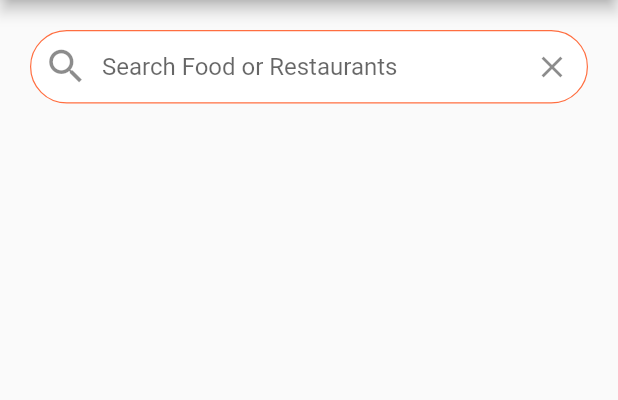
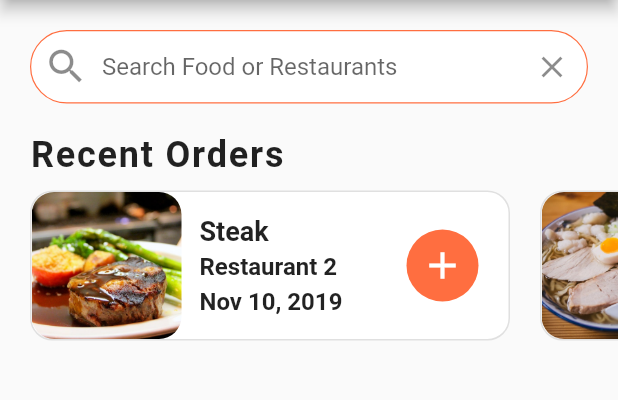
Before and after one commit to DanielRomanMartinez/food-delivery-ui, a Flutter app: the screen it shows after launch, on a phone screen of 412 x 824 dp, the part 84-484 px from its top. Run offline on Flutter 3.47's test engine with Material 2 defaults, Android fonts, the phone set to English and light mode, and no system bars.

Commit message:
Recent Orders

```diff
--- a/lib/screens/home_screen.dart
+++ b/lib/screens/home_screen.dart
@@ -1,5 +1,6 @@
 import 'package:flutter/material.dart';
 import 'package:flutter_food_delivery_ui/data/data.dart';
+import 'package:flutter_food_delivery_ui/widgets/recent_orders.dart';
 
 class HomeScreen extends StatefulWidget {
   @override
@@ -63,7 +64,8 @@ class _HomeScreenState extends State<HomeScreen> {
                 ),
               ),
             ),
-          )
+          ),
+          RecentOrders(),
         ],
       )
     );
--- /dev/null
+++ b/lib/widgets/recent_orders.dart
@@ -0,0 +1,123 @@
+import 'package:flutter/material.dart';
+import 'package:flutter_food_delivery_ui/data/data.dart';
+import 'package:flutter_food_delivery_ui/models/order.dart';
+
+class RecentOrders extends StatelessWidget {
+
+  _buildRecentOrder(BuildContext context, Order order) {
+    return Container(
+      margin: EdgeInsets.all(10.0),
+      width: 320.0,
+      decoration: BoxDecoration(
+        color: Colors.white,
+        borderRadius: BorderRadius.circular(15.0),
+        border: Border.all(
+          width: 1.0,
+          color: Colors.grey[300],
+        ),
+      ),
+      child: Row(
+        mainAxisAlignment: MainAxisAlignment.spaceBetween,
+        children: <Widget>[
+          Row(
+            children: [
+              ClipRRect(
+                  borderRadius: BorderRadius.circular(15.0),
+                  child: Image(
+                    height: 100.0,
+                    width: 100.0,
+                    image: AssetImage(order.food.imageUrl),
+                    fit: BoxFit.cover,
+                  )
+              ),
+            ],
+          ),
+          Expanded(
+            child: Container(
+              margin: EdgeInsets.all(12.0),
+              child: Column(
+                mainAxisAlignment: MainAxisAlignment.center,
+                crossAxisAlignment: CrossAxisAlignment.start,
+                children: <Widget>[
+                  Text(
+                    order.food.name,
+                    style: TextStyle(
+                        fontSize: 18.0,
+                        fontWeight: FontWeight.bold
+                    ),
+                    overflow: TextOverflow.ellipsis,
+                  ),
+                  SizedBox(height: 4.0),
+                  Text(
+                    order.restaurant.name,
+                    style: TextStyle(
+                        fontSize: 16.0,
+                        fontWeight: FontWeight.w600
+                    ),
+                    overflow: TextOverflow.ellipsis,
+                  ),
+                  SizedBox(height: 4.0),
+                  Text(
+                    order.date,
+                    style: TextStyle(
+                        fontSize: 16.0,
+                        fontWeight: FontWeight.w600
+                    ),
+                    overflow: TextOverflow.ellipsis,
+                  ),
+                ],
+              ),
+            ),
+          ),
+          Container(
+            margin: EdgeInsets.only(right: 20.0),
+            width: 48.0,
+            decoration: BoxDecoration(
+              color: Theme.of(context).primaryColor,
+              borderRadius: BorderRadius.circular(30.0),
+            ),
+            child: IconButton(
+              icon: Icon(Icons.add),
+              iconSize: 30.0,
+              color: Colors.white,
+              onPressed: (){},
+            ),
+          )
+        ],
+      ),
+    );
+  }
+
+  @override
+  Widget build(BuildContext context) {
+    return Column(
+      crossAxisAlignment: CrossAxisAlignment.start,
+      children: <Widget>[
+        Padding(
+          padding: EdgeInsets.symmetric(horizontal: 20.0),
+          child: Text(
+            'Recent Orders',
+            style: TextStyle(
+              fontSize: 24.0,
+              fontWeight: FontWeight.w600,
+              letterSpacing: 1.2,
+            ),
+          ),
+        ),
+        Container(
+          height: 120.0,
+          child: ListView.builder(
+            physics: BouncingScrollPhysics(),
+            padding: EdgeInsets.only(left: 10.0),
+            scrollDirection: Axis.horizontal,
+            itemCount: currentUser.orders.length,
+            itemBuilder: (BuildContext context, int index){
+              Order order = currentUser.orders[index];
+              return _buildRecentOrder(context, order);
+            },
+          )
+        ),
+      ],
+    );
+  }
+}
```
